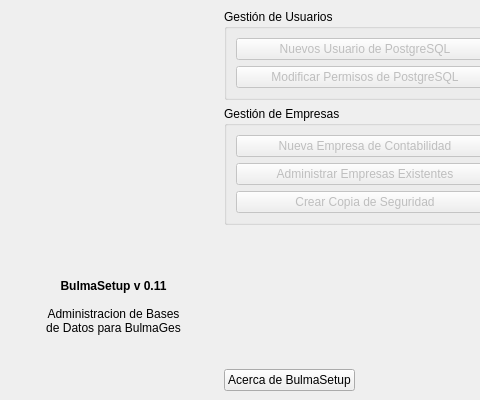
This is bulmages/bulmasetup/bulmasetupbase.ui in eboladev/Bulmages-1 as Qt 5 draws it before an edit; both pictures show x 0 to 480 and y 0 to 400 of the 778 by 400 pixel window. The edited form follows.
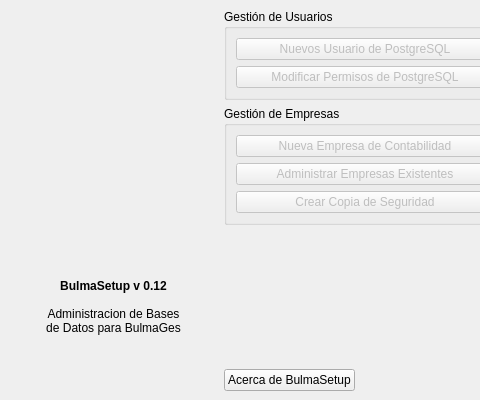
This is the edited form. Icons and pictures are not drawn.

What changed in the file:
```diff
--- a/bulmages/bulmasetup/bulmasetupbase.ui
+++ b/bulmages/bulmasetup/bulmasetupbase.ui
@@ -61,7 +61,7 @@
          <string>&lt;html&gt;&lt;head&gt;&lt;meta name=&quot;qrichtext&quot; content=&quot;1&quot; /&gt;&lt;style type=&quot;text/css&quot;&gt;
 p, li { white-space: pre-wrap; }
 &lt;/style&gt;&lt;/head&gt;&lt;body style=&quot; font-family:'Sans Serif'; font-size:9pt; font-weight:400; font-style:normal; text-decoration:none;&quot;&gt;
-&lt;p style=&quot; margin-top:0px; margin-bottom:0px; margin-left:0px; margin-right:0px; -qt-block-indent:0; text-indent:0px;&quot;&gt;&lt;span style=&quot; font-weight:600;&quot;&gt;BulmaSetup v 0.11&lt;/span&gt;&lt;/p&gt;
+&lt;p style=&quot; margin-top:0px; margin-bottom:0px; margin-left:0px; margin-right:0px; -qt-block-indent:0; text-indent:0px;&quot;&gt;&lt;span style=&quot; font-weight:600;&quot;&gt;BulmaSetup v 0.12&lt;/span&gt;&lt;/p&gt;
 &lt;p style=&quot;-qt-paragraph-type:empty; margin-top:0px; margin-bottom:0px; margin-left:0px; margin-right:0px; -qt-block-indent:0; text-indent:0px;&quot;&gt;&lt;/p&gt;
 &lt;p style=&quot; margin-top:0px; margin-bottom:0px; margin-left:0px; margin-right:0px; -qt-block-indent:0; text-indent:0px;&quot;&gt;Administracion de Bases&lt;/p&gt;
 &lt;p style=&quot; margin-top:0px; margin-bottom:0px; margin-left:0px; margin-right:0px; -qt-block-indent:0; text-indent:0px;&quot;&gt;de Datos para BulmaGes&lt;/p&gt;&lt;/body&gt;&lt;/html&gt;</string>
```
